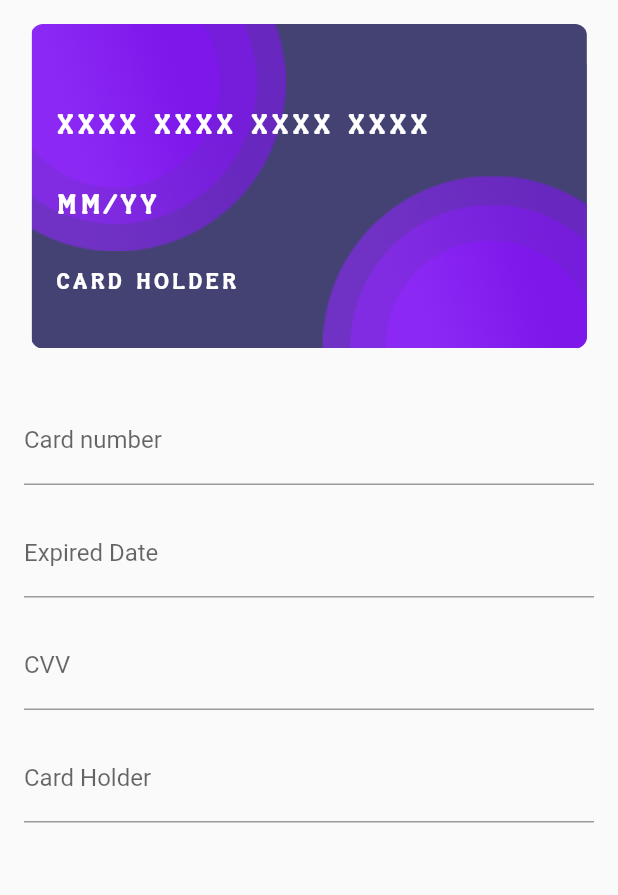
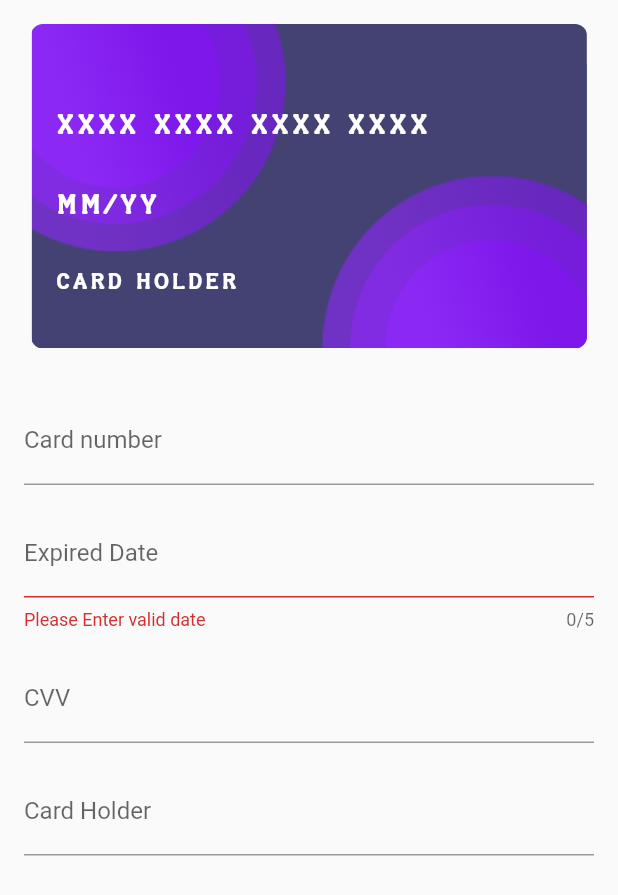
Before and after one commit to damiththiwanka/flutter_credit_card, a Flutter app: the screen it shows after launch, on a phone screen of 412 x 824 dp. Shown: the top 895 px of the screen. Run offline on Flutter 3.47's test engine with Material 2 defaults, Android fonts, the phone set to English and light mode, and no system bars.

Commit message:
validthrue validated

```diff
--- a/lib/credit_card_form.dart
+++ b/lib/credit_card_form.dart
@@ -52,6 +52,7 @@ class _CreditCardFormState extends State<CreditCardForm> {
   CreditCardModel creditCardModel;
   MaskedTextController _cardNumberController;
   /* MaskedTextController(mask: '0000 0000 0000 0000');*/
+//RegExp(r'^((0[1-9])|(1[0-2]))\/(\d{2})$')
   final TextEditingController _expiryDateController =
       MaskedTextController(mask: '00/00');
   final TextEditingController _cardHolderNameController =
@@ -77,7 +78,6 @@ class _CreditCardFormState extends State<CreditCardForm> {
   @override
   void initState() {
     super.initState();
-
     createCreditCardModel();
 
     _cardNumberController = MaskedTextController(mask: '0000 0000 0000 0000');
@@ -154,6 +154,7 @@ class _CreditCardFormState extends State<CreditCardForm> {
 
   @override
   Widget build(BuildContext context) {
+    final GlobalKey<FormState> _formCard = GlobalKey();
     return Theme(
       data: ThemeData(
         primaryColor: themeColor.withOpacity(0.8),
@@ -187,6 +188,16 @@ class _CreditCardFormState extends State<CreditCardForm> {
               padding: const EdgeInsets.symmetric(vertical: 8.0),
               margin: const EdgeInsets.only(left: 16, right: 16),
               child: TextFormField(
+                autovalidate: true,
+                maxLength: 5,
+                validator: (value) {
+                  Pattern pattern = r'^((0[1-9])|(1[0-2]))\/(\d{2})$';
+                  RegExp regex = new RegExp(pattern);
+                  if (!regex.hasMatch(value)) {
+                    return 'Please Enter valid date';
+                  }
+                  return null;
+                },
                 focusNode: expDateFocusNode,
                 onFieldSubmitted: (term) {
                   fieldFocusChange(context, expDateFocusNode, cvvFocusNode);
```
